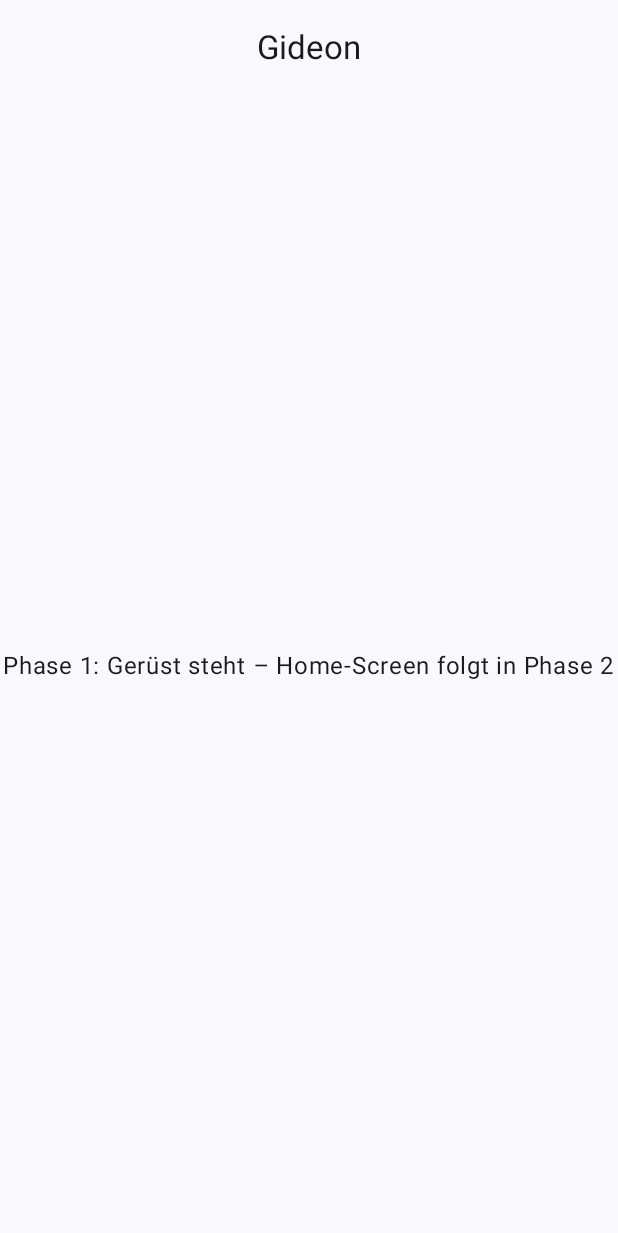
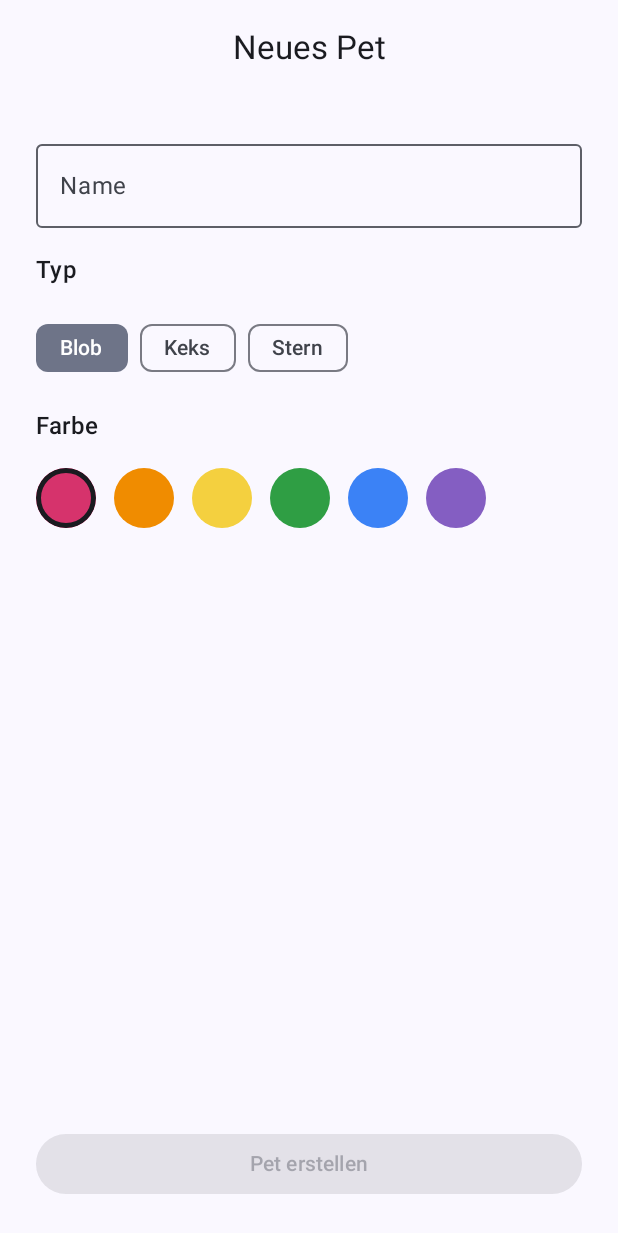
Before and after one commit to gschmalzhaf-cell/Gideon-s-Tamagotschi, an Android app built with Jetpack Compose: the screen it shows after launch (MainActivity), on a phone screen of 412 x 824 dp. Shown: the top 1233 px of the screen. Run offline under Robolectric (Android 15) with nearby library versions, the phone set to English and light mode, and no system bars; our stand-ins replace Dagger/Hilt's generated code, Room's generated code.

Commit message:
feat: Phase 2 - Pet erstellen (Name/Typ/Farbe), Room-Persistenz, Home-Screen mit Statusbalken
- Room: PetEntity, PetDao, PetDatabase, PetRepository + Mapper, Hilt DatabaseModule
- Domain: Pet (Gesundheit abgeleitet), PetType
- CreatePetScreen + CreatePetViewModel; Navigation home <-> create (Redirect wenn kein Pet existiert)
- HomeScreen: Pet-Anzeige + Statusbalken (Hunger, Glueck, Energie, Sauberkeit, Gesundheit) mit Farbverlauf
- Deps: Room 2.7.0 (KSP), lifecycle-runtime-compose, hilt-navigation-compose

Co-authored-by: gschmalzhaf-cell <gschmalzhaf-cell@users.noreply.github.com>

```diff
--- a/app/build.gradle.kts
+++ b/app/build.gradle.kts
@@ -57,6 +57,10 @@ android {
 dependencies {
     implementation(libs.androidx.core.ktx)
     implementation(libs.androidx.activity.compose)
+    implementation(libs.androidx.lifecycle.runtime.compose)
+    implementation(libs.androidx.hilt.navigation.compose)
+    implementation(libs.androidx.room.runtime)
+    implementation(libs.androidx.room.ktx)
 
     implementation(platform(libs.androidx.compose.bom))
     implementation(libs.androidx.ui)
@@ -67,6 +71,7 @@ dependencies {
 
     implementation(libs.hilt.android)
     ksp(libs.hilt.compiler)
+    ksp(libs.androidx.room.compiler)
 
     debugImplementation(libs.androidx.ui.tooling)
 }
--- /dev/null
+++ b/app/src/main/java/com/gideon/tamagotchi/data/local/PetDao.kt
@@ -0,0 +1,17 @@
+package com.gideon.tamagotchi.data.local
+
+import androidx.room.Dao
+import androidx.room.Insert
+import androidx.room.OnConflictStrategy
+import androidx.room.Query
+import kotlinx.coroutines.flow.Flow
+
+@Dao
+interface PetDao {
+
+    @Query("SELECT * FROM pet LIMIT 1")
+    fun observePet(): Flow<PetEntity?>
+
+    @Insert(onConflict = OnConflictStrategy.REPLACE)
+    suspend fun insert(pet: PetEntity)
+}
--- /dev/null
+++ b/app/src/main/java/com/gideon/tamagotchi/data/local/PetDatabase.kt
@@ -0,0 +1,9 @@
+package com.gideon.tamagotchi.data.local
+
+import androidx.room.Database
+import androidx.room.RoomDatabase
+
+@Database(entities = [PetEntity::class], version = 1)
+abstract class PetDatabase : RoomDatabase() {
+    abstract fun petDao(): PetDao
+}
--- /dev/null
+++ b/app/src/main/java/com/gideon/tamagotchi/di/DatabaseModule.kt
@@ -0,0 +1,29 @@
+package com.gideon.tamagotchi.di
+
+import android.content.Context
+import androidx.room.Room
+import com.gideon.tamagotchi.data.PetRepository
+import com.gideon.tamagotchi.data.local.PetDao
+import com.gideon.tamagotchi.data.local.PetDatabase
+import dagger.Module
+import dagger.Provides
+import dagger.hilt.InstallIn
+import dagger.hilt.android.qualifiers.ApplicationContext
+import dagger.hilt.components.SingletonComponent
+import javax.inject.Singleton
+
+@Module
+@InstallIn(SingletonComponent::class)
+object DatabaseModule {
+
+    @Provides
+    @Singleton
+    fun providePetDatabase(@ApplicationContext context: Context): PetDatabase =
+        Room.databaseBuilder(context, PetDatabase::class.java, "gideon.db").build()
+
+    @Provides
+    fun providePetDao(database: PetDatabase): PetDao = database.petDao()
+
+    @Provides
+    fun providePetRepository(petDao: PetDao): PetRepository = PetRepository(petDao)
+}
--- /dev/null
+++ b/app/src/main/java/com/gideon/tamagotchi/domain/model/PetType.kt
@@ -0,0 +1,9 @@
+package com.gideon.tamagotchi.domain.model
+
+import com.gideon.tamagotchi.R
+
+enum class PetType(val labelRes: Int) {
+    BLOB(R.string.type_blob),
+    COOKIE(R.string.type_cookie),
+    STAR(R.string.type_star)
+}
--- a/app/src/main/java/com/gideon/tamagotchi/ui/GideonApp.kt
+++ b/app/src/main/java/com/gideon/tamagotchi/ui/GideonApp.kt
@@ -4,6 +4,7 @@ import androidx.compose.runtime.Composable
 import androidx.navigation.compose.NavHost
 import androidx.navigation.compose.composable
 import androidx.navigation.compose.rememberNavController
+import com.gideon.tamagotchi.ui.create.CreatePetScreen
 import com.gideon.tamagotchi.ui.home.HomeScreen
 import com.gideon.tamagotchi.ui.navigation.Routes
 import com.gideon.tamagotchi.ui.theme.GideonTheme
@@ -17,7 +18,22 @@ fun GideonApp() {
             startDestination = Routes.Home
         ) {
             composable(Routes.Home) {
-                HomeScreen()
+                HomeScreen(
+                    onNoPet = {
+                        navController.navigate(Routes.Create) {
+                            popUpTo(Routes.Home) { inclusive = true }
+                        }
+                    }
+                )
+            }
+            composable(Routes.Create) {
+                CreatePetScreen(
+                    onPetCreated = {
+                        navController.navigate(Routes.Home) {
+                            popUpTo(Routes.Create) { inclusive = true }
+                        }
+                    }
+                )
             }
         }
     }
--- /dev/null
+++ b/app/src/main/java/com/gideon/tamagotchi/ui/create/CreatePetScreen.kt
@@ -0,0 +1,142 @@
+package com.gideon.tamagotchi.ui.create
+
+import androidx.compose.foundation.background
+import androidx.compose.foundation.border
+import androidx.compose.foundation.clickable
+import androidx.compose.foundation.layout.Arrangement
+import androidx.compose.foundation.layout.Box
+import androidx.compose.foundation.layout.Column
+import androidx.compose.foundation.layout.Row
+import androidx.compose.foundation.layout.Spacer
+import androidx.compose.foundation.layout.fillMaxSize
+import androidx.compose.foundation.layout.fillMaxWidth
+import androidx.compose.foundation.layout.padding
+import androidx.compose.foundation.layout.size
+import androidx.compose.foundation.shape.CircleShape
+import androidx.compose.material3.Button
+import androidx.compose.material3.CenterAlignedTopAppBar
+import androidx.compose.material3.ExperimentalMaterial3Api
+import androidx.compose.material3.FilterChip
+import androidx.compose.material3.MaterialTheme
+import androidx.compose.material3.OutlinedTextField
+import androidx.compose.material3.Scaffold
+import androidx.compose.material3.Text
+import androidx.compose.runtime.Composable
+import androidx.compose.runtime.getValue
+import androidx.compose.runtime.mutableStateOf
+import androidx.compose.runtime.remember
+import androidx.compose.runtime.rememberCoroutineScope
+import androidx.compose.runtime.setValue
+import androidx.compose.ui.Modifier
+import androidx.compose.ui.draw.clip
+import androidx.compose.ui.graphics.Color
+import androidx.compose.ui.res.stringResource
+import androidx.compose.ui.unit.dp
+import androidx.hilt.navigation.compose.hiltViewModel
+import com.gideon.tamagotchi.R
+import com.gideon.tamagotchi.domain.model.PetType
+import kotlinx.coroutines.launch
+
+private val petColors = listOf(
+    0xFFD6336CL,
+    0xFFF08C00L,
+    0xFFF4D03FL,
+    0xFF2F9E44L,
+    0xFF3B82F6L,
+    0xFF845EC2L
+)
+
+@OptIn(ExperimentalMaterial3Api::class)
+@Composable
+fun CreatePetScreen(
+    onPetCreated: () -> Unit,
+    viewModel: CreatePetViewModel = hiltViewModel()
+) {
+    var name by remember { mutableStateOf("") }
+    var selectedType by remember { mutableStateOf(PetType.BLOB) }
+    var selectedColor by remember { mutableStateOf(petColors.first()) }
+    var isSaving by remember { mutableStateOf(false) }
+    val scope = rememberCoroutineScope()
+
+    Scaffold(
+        topBar = {
+            CenterAlignedTopAppBar(
+                title = { Text(text = stringResource(id = R.string.create_title)) }
+            )
+        }
+    ) { innerPadding ->
+        Column(
+            modifier = Modifier
+                .fillMaxSize()
+                .padding(innerPadding)
+                .padding(24.dp),
+            verticalArrangement = Arrangement.spacedBy(16.dp)
+        ) {
+            OutlinedTextField(
+                value = name,
+                onValueChange = { name = it },
+                label = { Text(text = stringResource(id = R.string.create_name_label)) },
+                singleLine = true,
+                modifier = Modifier.fillMaxWidth()
+            )
+
+            Text(
+                text = stringResource(id = R.string.create_type_label),
+                style = MaterialTheme.typography.titleMedium
+            )
+            Row(horizontalArrangement = Arrangement.spacedBy(8.dp)) {
+                PetType.entries.forEach { type ->
+                    FilterChip(
+                        selected = type == selectedType,
+                        onClick = { selectedType = type },
+                        label = { Text(text = stringResource(id = type.labelRes)) }
+                    )
+                }
+            }
+
+            Text(
+                text = stringResource(id = R.string.create_color_label),
+                style = MaterialTheme.typography.titleMedium
+            )
+            Row(horizontalArrangement = Arrangement.spacedBy(12.dp)) {
+                petColors.forEach { hex ->
+                    Box(
+                        modifier = Modifier
+                            .size(40.dp)
+                            .clip(CircleShape)
+                            .background(Color(hex))
+                            .then(
+                                if (hex == selectedColor) {
+                                    Modifier.border(
+                                        width = 3.dp,
+                                        color = MaterialTheme.colorScheme.onSurface,
+                                        shape = CircleShape
+                                    )
+                                } else {
+                                    Modifier
+                                }
+                            )
+                            .clickable { selectedColor = hex }
+                    )
+                }
+            }
+
+            Spacer(modifier = Modifier.weight(1f))
+
+            Button(
+                onClick = {
+                    scope.launch {
+                        isSaving = true
+                        viewModel.createPet(name, selectedType, selectedColor)
+                        isSaving = false
+                        onPetCreated()
+                    }
+                },
+                enabled = name.isNotBlank() && !isSaving,
+                modifier = Modifier.fillMaxWidth()
+            ) {
+                Text(text = stringResource(id = R.string.create_submit))
+            }
+        }
+    }
+}
--- /dev/null
+++ b/app/src/main/java/com/gideon/tamagotchi/ui/create/CreatePetViewModel.kt
@@ -0,0 +1,17 @@
+package com.gideon.tamagotchi.ui.create
+
+import androidx.lifecycle.ViewModel
+import com.gideon.tamagotchi.data.PetRepository
+import com.gideon.tamagotchi.domain.model.PetType
+import dagger.hilt.android.lifecycle.HiltViewModel
+import javax.inject.Inject
+
+@HiltViewModel
+class CreatePetViewModel @Inject constructor(
+    private val petRepository: PetRepository
+) : ViewModel() {
+
+    suspend fun createPet(name: String, type: PetType, colorHex: Long) {
+        petRepository.createPet(name.trim(), type, colorHex)
+    }
+}
--- a/app/src/main/java/com/gideon/tamagotchi/ui/home/HomeScreen.kt
+++ b/app/src/main/java/com/gideon/tamagotchi/ui/home/HomeScreen.kt
@@ -1,39 +1,109 @@
 package com.gideon.tamagotchi.ui.home
 
+import androidx.compose.foundation.background
+import androidx.compose.foundation.layout.Arrangement
 import androidx.compose.foundation.layout.Box
+import androidx.compose.foundation.layout.Column
 import androidx.compose.foundation.layout.fillMaxSize
+import androidx.compose.foundation.layout.fillMaxWidth
 import androidx.compose.foundation.layout.padding
+import androidx.compose.foundation.layout.size
+import androidx.compose.foundation.shape.CircleShape
 import androidx.compose.material3.CenterAlignedTopAppBar
+import androidx.compose.material3.CircularProgressIndicator
 import androidx.compose.material3.ExperimentalMaterial3Api
+import androidx.compose.material3.LinearProgressIndicator
 import androidx.compose.material3.MaterialTheme
 import androidx.compose.material3.Scaffold
 import androidx.compose.material3.Text
 import androidx.compose.runtime.Composable
+import androidx.compose.runtime.LaunchedEffect
+import androidx.compose.runtime.getValue
 import androidx.compose.ui.Alignment
 import androidx.compose.ui.Modifier
+import androidx.compose.ui.draw.clip
+import androidx.compose.ui.graphics.Color
 import androidx.compose.ui.res.stringResource
+import androidx.compose.ui.unit.dp
+import androidx.hilt.navigation.compose.hiltViewModel
+import androidx.lifecycle.compose.collectAsStateWithLifecycle
 import com.gideon.tamagotchi.R
 
 @OptIn(ExperimentalMaterial3Api::class)
 @Composable
-fun HomeScreen() {
+fun HomeScreen(
+    onNoPet: () -> Unit,
+    viewModel: HomeViewModel = hiltViewModel()
+) {
+    val uiState by viewModel.uiState.collectAsStateWithLifecycle()
+
+    LaunchedEffect(uiState.isLoading, uiState.pet) {
+        if (!uiState.isLoading && uiState.pet == null) {
+            onNoPet()
+        }
+    }
+
+    val pet = uiState.pet
+    if (pet == null) {
+        Box(
+            modifier = Modifier.fillMaxSize(),
+            contentAlignment = Alignment.Center
+        ) {
+            CircularProgressIndicator()
+        }
+        return
+    }
+
     Scaffold(
         topBar = {
-            CenterAlignedTopAppBar(
-                title = { Text(text = stringResource(id = R.string.app_name)) }
-            )
+            CenterAlignedTopAppBar(title = { Text(text = pet.name) })
         }
     ) { innerPadding ->
-        Box(
+        Column(
             modifier = Modifier
                 .fillMaxSize()
-                .padding(innerPadding),
-            contentAlignment = Alignment.Center
+                .padding(innerPadding)
+                .padding(24.dp),
+            horizontalAlignment = Alignment.CenterHorizontally,
+            verticalArrangement = Arrangement.spacedBy(16.dp)
         ) {
-            Text(
-                text = "Phase 1: Gerüst steht – Home-Screen folgt in Phase 2",
-                style = MaterialTheme.typography.bodyLarge
-            )
+            Box(
+                modifier = Modifier
+                    .size(160.dp)
+                    .clip(CircleShape)
+                    .background(Color(pet.colorHex)),
+                contentAlignment = Alignment.Center
+            ) {
+                Text(
+                    text = stringResource(id = pet.type.labelRes),
+                    style = MaterialTheme.typography.headlineSmall,
+                    color = Color.White
+                )
+            }
+
+            StatBar(label = stringResource(id = R.string.stat_hunger), value = pet.hunger)
+            StatBar(label = stringResource(id = R.string.stat_happiness), value = pet.happiness)
+            StatBar(label = stringResource(id = R.string.stat_energy), value = pet.energy)
+            StatBar(label = stringResource(id = R.string.stat_hygiene), value = pet.hygiene)
+            StatBar(label = stringResource(id = R.string.stat_health), value = pet.health)
         }
     }
 }
+
+@Composable
+private fun StatBar(label: String, value: Int) {
+    val color = when {
+        value < 30 -> MaterialTheme.colorScheme.error
+        value < 60 -> MaterialTheme.colorScheme.tertiary
+        else -> MaterialTheme.colorScheme.primary
+    }
+    Column(verticalArrangement = Arrangement.spacedBy(4.dp)) {
+        Text(text = label, style = MaterialTheme.typography.labelLarge)
+        LinearProgressIndicator(
+            progress = { value / 100f },
+            modifier = Modifier.fillMaxWidth(),
+            color = color,
+            trackColor = MaterialTheme.colorScheme.surfaceVariant
+        )
+    }
+}
--- /dev/null
+++ b/app/src/main/java/com/gideon/tamagotchi/ui/home/HomeViewModel.kt
@@ -0,0 +1,31 @@
+package com.gideon.tamagotchi.ui.home
+
+import androidx.lifecycle.ViewModel
+import androidx.lifecycle.viewModelScope
+import com.gideon.tamagotchi.data.PetRepository
+import com.gideon.tamagotchi.domain.model.Pet
+import dagger.hilt.android.lifecycle.HiltViewModel
+import kotlinx.coroutines.flow.SharingStarted
+import kotlinx.coroutines.flow.StateFlow
+import kotlinx.coroutines.flow.map
+import kotlinx.coroutines.flow.stateIn
+import javax.inject.Inject
+
+data class HomeUiState(
+    val isLoading: Boolean = true,
+    val pet: Pet? = null
+)
+
+@HiltViewModel
+class HomeViewModel @Inject constructor(
+    petRepository: PetRepository
+) : ViewModel() {
+
+    val uiState: StateFlow<HomeUiState> = petRepository.observePet()
+        .map { HomeUiState(isLoading = false, pet = it) }
+        .stateIn(
+            scope = viewModelScope,
+            started = SharingStarted.WhileSubscribed(5_000),
+            initialValue = HomeUiState()
+        )
+}
--- a/app/src/main/java/com/gideon/tamagotchi/ui/navigation/Routes.kt
+++ b/app/src/main/java/com/gideon/tamagotchi/ui/navigation/Routes.kt
@@ -2,4 +2,5 @@ package com.gideon.tamagotchi.ui.navigation
 
 object Routes {
     const val Home = "home"
+    const val Create = "create"
 }
--- a/app/src/main/res/values/strings.xml
+++ b/app/src/main/res/values/strings.xml
@@ -1,4 +1,17 @@
 <?xml version="1.0" encoding="utf-8"?>
 <resources>
     <string name="app_name">Gideon</string>
+    <string name="create_title">Neues Pet</string>
+    <string name="create_name_label">Name</string>
+    <string name="create_type_label">Typ</string>
+    <string name="create_color_label">Farbe</string>
+    <string name="create_submit">Pet erstellen</string>
+    <string name="type_blob">Blob</string>
+    <string name="type_cookie">Keks</string>
+    <string name="type_star">Stern</string>
+    <string name="stat_hunger">Hunger</string>
+    <string name="stat_happiness">Glück</string>
+    <string name="stat_energy">Energie</string>
+    <string name="stat_hygiene">Sauberkeit</string>
+    <string name="stat_health">Gesundheit</string>
 </resources>
```
Also changed, not shown: app/src/main/java/com/gideon/tamagotchi/data/PetMapper.kt (added, +18 -0 lines), app/src/main/java/com/gideon/tamagotchi/data/PetRepository.kt (added, +32 -0 lines), app/src/main/java/com/gideon/tamagotchi/data/local/PetEntity.kt (added, +19 -0 lines), app/src/main/java/com/gideon/tamagotchi/domain/model/Pet.kt (added, +17 -0 lines), gradle/libs.versions.toml (+8 -0 lines), 1 other file.
